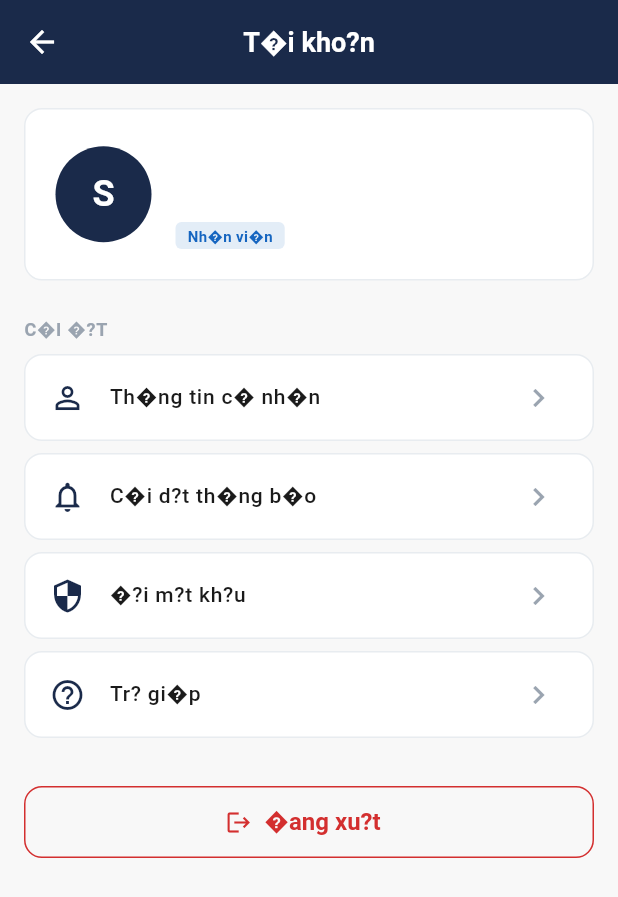
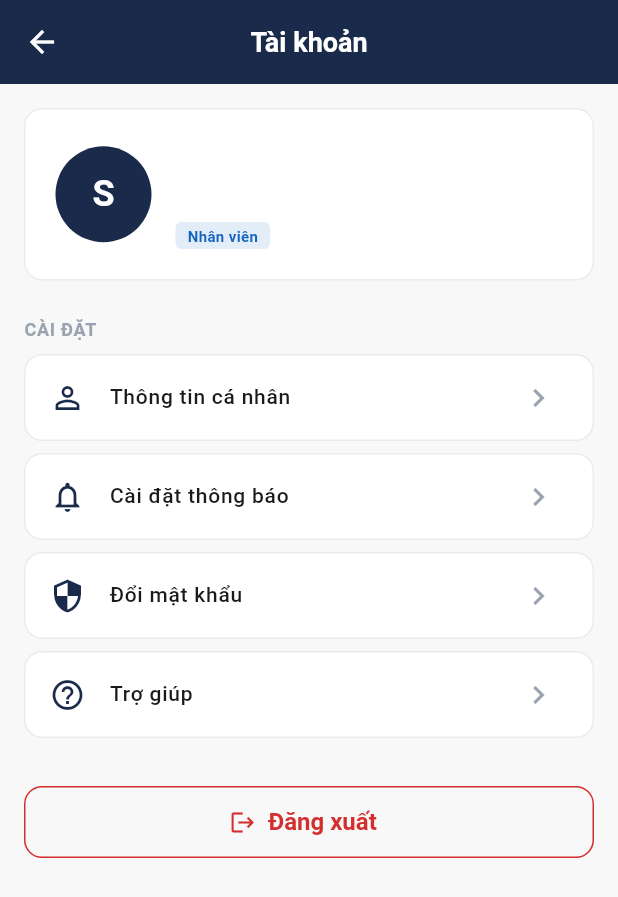
Before and after one commit to harry-duy/quyen-auto-app, a Flutter app: the StaffProfileScreen screen opened directly, on a phone screen of 412 x 824 dp. Shown: the top 897 px of the screen. Run offline on Flutter 3.47's test engine with Material 3 defaults, Android fonts, the phone set to English and light mode, and no system bars; our stand-ins replace badges, cached_network_image, connectivity_plus, dio, firebase_core, firebase_messaging and 13 more; missing offline and left inert: stomp_dart_client; accounts and stored records are empty; network calls fail.

Commit message:
fix: restore Vietnamese encoding in staff profile and quotation list screens
All corrupted UTF-8 strings (U+FFFD replacement chars and literal '?'
from damaged multi-byte sequences) replaced with correct Vietnamese text
in staff_profile_screen.dart and quotation_list_staff_screen.dart.

Co-Authored-By: Claude Sonnet 4.6 <noreply@anthropic.com>

```diff
--- a/lib/presentation/staff/staff_profile_screen.dart
+++ b/lib/presentation/staff/staff_profile_screen.dart
@@ -26,7 +26,7 @@ class StaffProfileScreen extends ConsumerWidget {
 
     return Scaffold(
       backgroundColor: AppColors.backgroundLight,
-      appBar: AppBar(title: const Text('T�i kho?n')),
+      appBar: AppBar(title: const Text('Tài khoản')),
       body: ListView(
         padding: const EdgeInsets.all(16),
         children: [
@@ -94,7 +94,7 @@ class StaffProfileScreen extends ConsumerWidget {
                             borderRadius: BorderRadius.circular(4),
                           ),
                           child: Text(
-                            user?.role.label ?? 'Nh�n vi�n',
+                            user?.role.label ?? 'Nhân viên',
                             style: TextStyle(
                                 fontSize: 10,
                                 fontWeight: FontWeight.w700,
@@ -117,17 +117,17 @@ class StaffProfileScreen extends ConsumerWidget {
                   if (user?.employeeCode != null)
                     _DetailRow(
                         icon: Icons.badge_outlined,
-                        label: 'M� NV',
+                        label: 'Mã NV',
                         value: user!.employeeCode!),
                   if (user?.departmentName != null)
                     _DetailRow(
                         icon: Icons.business_outlined,
-                        label: 'Ph�ng ban',
+                        label: 'Phòng ban',
                         value: user!.departmentName!),
                   if (user?.position != null)
                     _DetailRow(
                         icon: Icons.work_outline,
-                        label: 'Ch?c v?',
+                        label: 'Chức vụ',
                         value: user!.position!),
                 ],
               ],
@@ -137,44 +137,44 @@ class StaffProfileScreen extends ConsumerWidget {
 
           // Management menu (MANAGER/ADMIN only)
           if (user?.role.isManagerOrAbove == true) ...[
-            _SectionTitle(title: 'QU?N L�'),
+            const _SectionTitle(title: 'QUẢN LÝ'),
             const SizedBox(height: 8),
             _MenuTile(
               icon: Icons.business,
-              title: 'Qu?n l� ph�ng ban',
-              subtitle: 'T?o v� ch?nh s?a ph�ng ban',
+              title: 'Quản lý phòng ban',
+              subtitle: 'Tạo và chỉnh sửa phòng ban',
               onTap: () => context.push(StaffRoutes.departments),
             ),
             _MenuTile(
               icon: Icons.people,
-              title: 'Qu?n l� nh�n vi�n',
-              subtitle: 'T?o t�i kho?n, ph�n quy?n',
+              title: 'Quản lý nhân viên',
+              subtitle: 'Tạo tài khoản, phân quyền',
               onTap: () => context.push(StaffRoutes.staffMembers),
             ),
             const SizedBox(height: 16),
           ],
 
           // Settings menu
-          _SectionTitle(title: 'C�I �?T'),
+          const _SectionTitle(title: 'CÀI ĐẶT'),
           const SizedBox(height: 8),
           _MenuTile(
             icon: Icons.person_outline,
-            title: 'Th�ng tin c� nh�n',
+            title: 'Thông tin cá nhân',
             onTap: () {},
           ),
           _MenuTile(
             icon: Icons.notifications_outlined,
-            title: 'C�i d?t th�ng b�o',
+            title: 'Cài đặt thông báo',
             onTap: () {},
           ),
           _MenuTile(
             icon: Icons.security_outlined,
-            title: '�?i m?t kh?u',
+            title: 'Đổi mật khẩu',
             onTap: () {},
           ),
           _MenuTile(
             icon: Icons.help_outline,
-            title: 'Tr? gi�p',
+            title: 'Trợ giúp',
             onTap: () {},
           ),
           const SizedBox(height: 24),
@@ -187,19 +187,19 @@ class StaffProfileScreen extends ConsumerWidget {
                 final confirmed = await showDialog<bool>(
                   context: context,
                   builder: (ctx) => AlertDialog(
-                    title: const Text('�ang xu?t'),
-                    content: const Text('B?n c� ch?c mu?n dang xu?t?'),
+                    title: const Text('Đăng xuất'),
+                    content: const Text('Bạn có chắc muốn đăng xuất?'),
                     actions: [
                       TextButton(
                         onPressed: () => Navigator.pop(ctx, false),
-                        child: const Text('H?y'),
+                        child: const Text('Huỷ'),
                       ),
                       ElevatedButton(
                         onPressed: () => Navigator.pop(ctx, true),
                         style: ElevatedButton.styleFrom(
                           backgroundColor: AppColors.errorRed,
                         ),
-                        child: const Text('�ang xu?t'),
+                        child: const Text('Đăng xuất'),
                       ),
                     ],
                   ),
@@ -210,7 +210,7 @@ class StaffProfileScreen extends ConsumerWidget {
                 }
               },
               icon: const Icon(Icons.logout, color: AppColors.errorRed),
-              label: const Text('�ang xu?t',
+              label: const Text('Đăng xuất',
                   style: TextStyle(color: AppColors.errorRed)),
               style: OutlinedButton.styleFrom(
                 side: const BorderSide(color: AppColors.errorRed),
```
Also changed, not shown: lib/presentation/staff/quotation_list_staff_screen.dart (+34 -34 lines).
